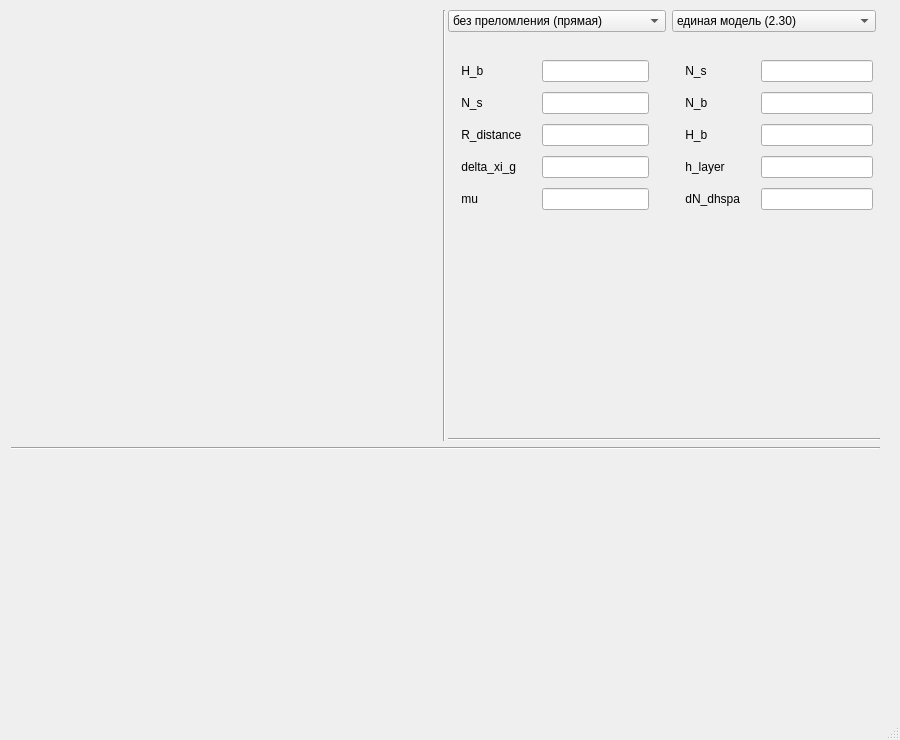
This is main/mainwindow.ui in Kirikus/2024_Refraction as Qt 5 draws it before an edit. The edited form follows.
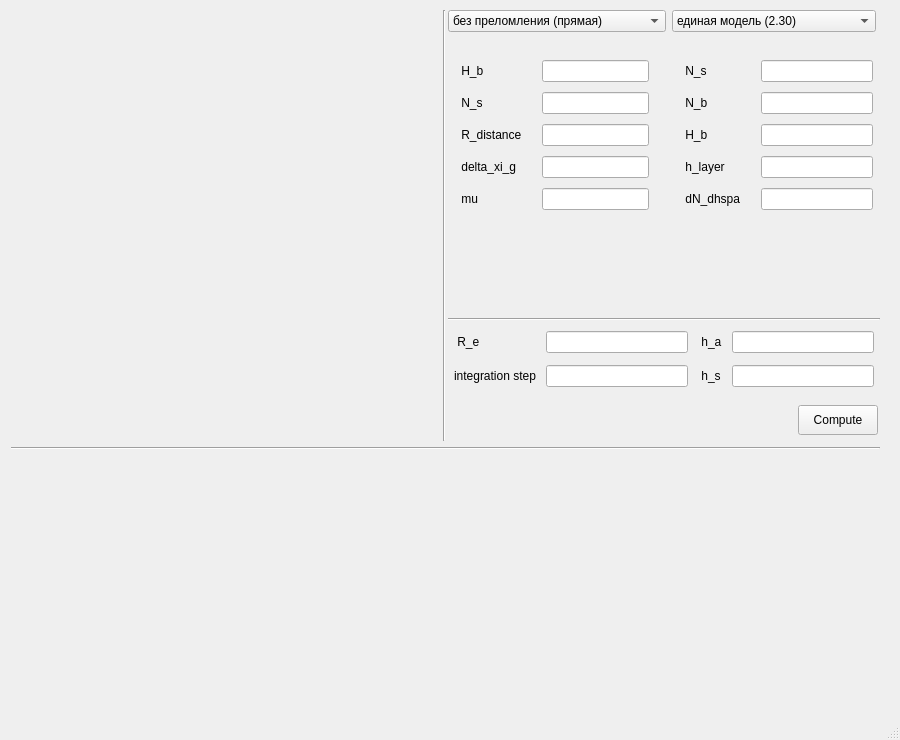
This is the edited form.

Commit message:
gui: other input fields
such as parameters that do not depend on refraction or atmosphere model. And launch button

```diff
--- a/main/mainwindow.ui
+++ b/main/mainwindow.ui
@@ -1174,6 +1174,128 @@
            <property name="spacing">
             <number>2</number>
            </property>
+           <property name="topMargin">
+            <number>4</number>
+           </property>
+           <item>
+            <layout class="QGridLayout" name="gridLayout_14">
+             <property name="leftMargin">
+              <number>6</number>
+             </property>
+             <property name="topMargin">
+              <number>4</number>
+             </property>
+             <property name="rightMargin">
+              <number>6</number>
+             </property>
+             <property name="bottomMargin">
+              <number>6</number>
+             </property>
+             <property name="horizontalSpacing">
+              <number>10</number>
+             </property>
+             <property name="verticalSpacing">
+              <number>12</number>
+             </property>
+             <item row="0" column="0">
+              <widget class="QLabel" name="R_e">
+               <property name="text">
+                <string> R_e</string>
+               </property>
+              </widget>
+             </item>
+             <item row="2" column="1">
+              <widget class="QLineEdit" name="lineEdit_40"/>
+             </item>
+             <item row="2" column="0">
+              <widget class="QLabel" name="integr_step">
+               <property name="text">
+                <string>integration step</string>
+               </property>
+              </widget>
+             </item>
+             <item row="2" column="3">
+              <widget class="QLineEdit" name="lineEdit_37"/>
+             </item>
+             <item row="0" column="1">
+              <widget class="QLineEdit" name="lineEdit_39"/>
+             </item>
+             <item row="0" column="3">
+              <widget class="QLineEdit" name="lineEdit_38"/>
+             </item>
+             <item row="0" column="2">
+              <widget class="QLabel" name="h_a">
+               <property name="text">
+                <string> h_a</string>
+               </property>
+              </widget>
+             </item>
+             <item row="2" column="2">
+              <widget class="QLabel" name="h_s">
+               <property name="text">
+                <string> h_s</string>
+               </property>
+              </widget>
+             </item>
+            </layout>
+           </item>
+          </layout>
+         </item>
+         <item>
+          <layout class="QHBoxLayout" name="buttonLayout">
+           <property name="spacing">
+            <number>10</number>
+           </property>
+           <property name="leftMargin">
+            <number>2</number>
+           </property>
+           <property name="topMargin">
+            <number>10</number>
+           </property>
+           <property name="rightMargin">
+            <number>2</number>
+           </property>
+           <property name="bottomMargin">
+            <number>6</number>
+           </property>
+           <item>
+            <spacer name="horizontalSpacer_2">
+             <property name="orientation">
+              <enum>Qt::Horizontal</enum>
+             </property>
+             <property name="sizeHint" stdset="0">
+              <size>
+               <width>40</width>
+               <height>20</height>
+              </size>
+             </property>
+            </spacer>
+           </item>
+           <item>
+            <widget class="QPushButton" name="main_launch_button">
+             <property name="sizePolicy">
+              <sizepolicy hsizetype="Fixed" vsizetype="Fixed">
+               <horstretch>0</horstretch>
+               <verstretch>0</verstretch>
+              </sizepolicy>
+             </property>
+             <property name="minimumSize">
+              <size>
+               <width>80</width>
+               <height>30</height>
+              </size>
+             </property>
+             <property name="maximumSize">
+              <size>
+               <width>80</width>
+               <height>30</height>
+              </size>
+             </property>
+             <property name="text">
+              <string>Compute</string>
+             </property>
+            </widget>
+           </item>
           </layout>
          </item>
         </layout>
```
